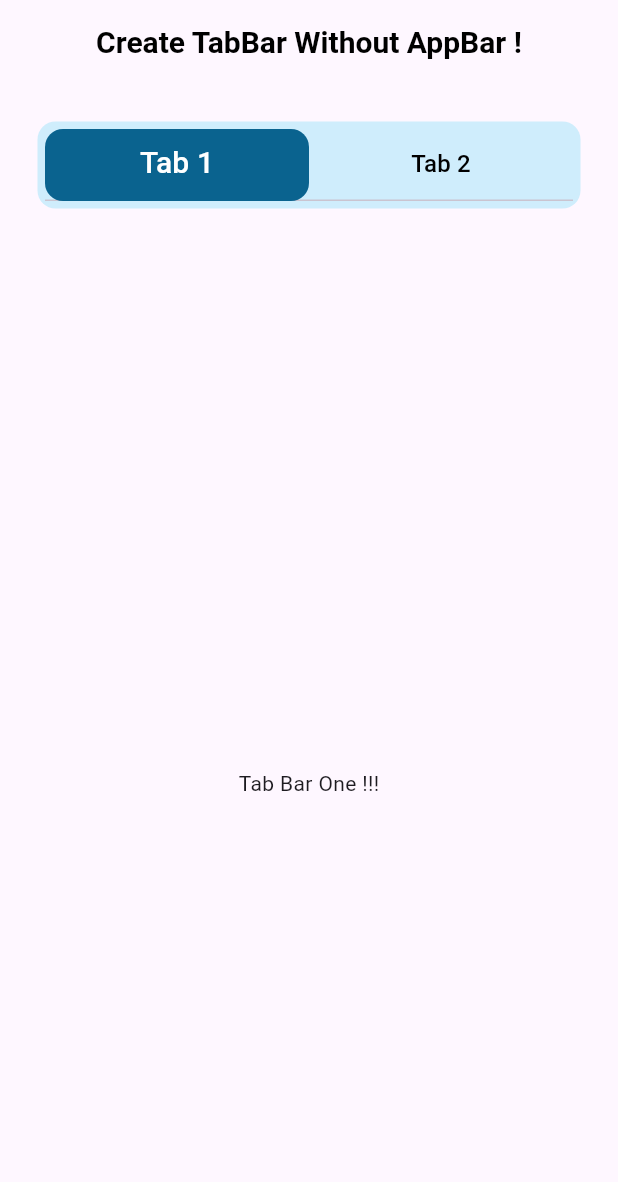
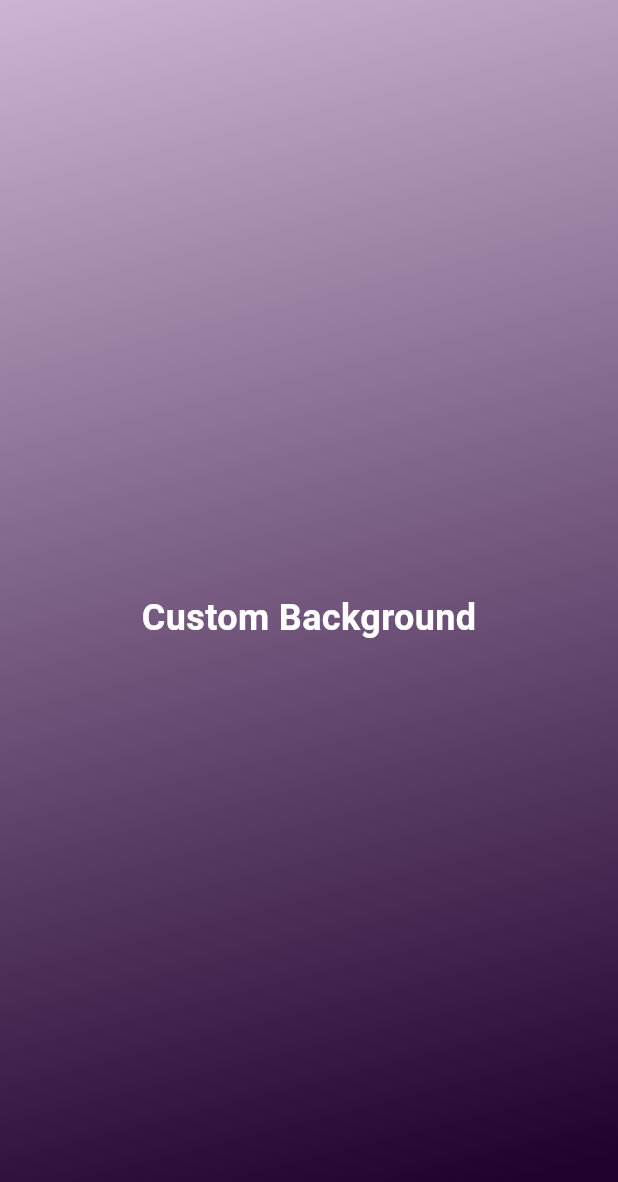
Before and after one commit to mohammedashraf16/Flutter-Tutorial, a Flutter app: the screen it shows after launch, on a phone screen of 412 x 824 dp. Shown: the top 1182 px of the screen. Run offline on Flutter 3.47's test engine with Material 3 defaults, Android fonts, the phone set to English and light mode, and no system bars; our stand-ins replace lottie.

Commit message:
custom background using linear gredient.

```diff
--- /dev/null
+++ b/lib/custom_background/custom_background.dart
@@ -0,0 +1,35 @@
+import 'package:flutter/material.dart';
+
+class CustomBackground extends StatelessWidget {
+  const CustomBackground({super.key});
+
+  @override
+  Widget build(BuildContext context) {
+    return Scaffold(
+      body: Container(
+        constraints: BoxConstraints.expand(),
+        decoration: BoxDecoration(
+          gradient: LinearGradient(
+            colors: [
+              Color(0xffcbb4d4),
+              Color(0xff20002c),
+            ],
+            begin: Alignment.topLeft,
+            end: Alignment.bottomCenter,
+          ),
+        ),
+        child: Column(
+          mainAxisAlignment: MainAxisAlignment.center,
+          children: [
+            Text("Custom Background",
+                style: TextStyle(
+                  color: Colors.white,
+                  fontSize: 24,
+                  fontWeight: FontWeight.bold,
+                )),
+          ],
+        ),
+      ),
+    );
+  }
+}
--- a/lib/main.dart
+++ b/lib/main.dart
@@ -1,19 +1,22 @@
 import 'package:flutter/material.dart';
+import 'package:flutter_tutorial/custom_background/custom_background.dart';
 import 'package:flutter_tutorial/lottie/home_view.dart';
 import 'package:flutter_tutorial/tab_bar/home_tab_bar.dart';
 
 void main() {
   runApp(const MyApp());
 }
+
 // Colors(0xffCFEDFC) blueWhite
-//
 class MyApp extends StatelessWidget {
   const MyApp({super.key});
   @override
   Widget build(BuildContext context) {
     return MaterialApp(
       debugShowCheckedModeBanner: false,
-      home: HomeTabBar(),
+      home: CustomBackground(),
     );
   }
 }
+// hello
+// create custom background for your app
```
Also changed, not shown: pubspec.lock, 2 other files.
